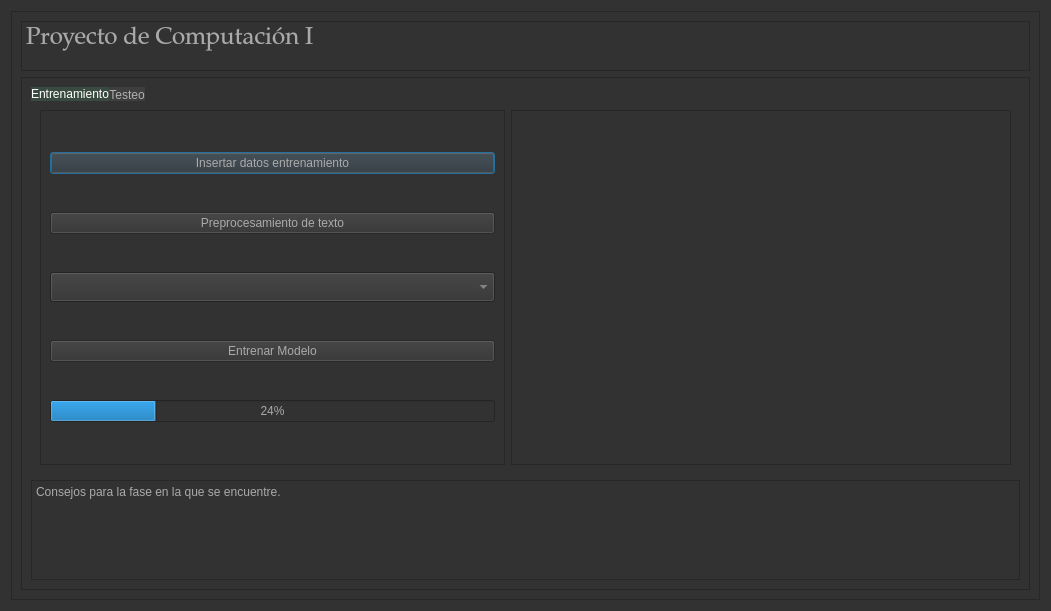
This is main.ui in clxudiajazmin/Clasificador-de-noticias as Qt 5 draws it before an edit. The edited form follows.
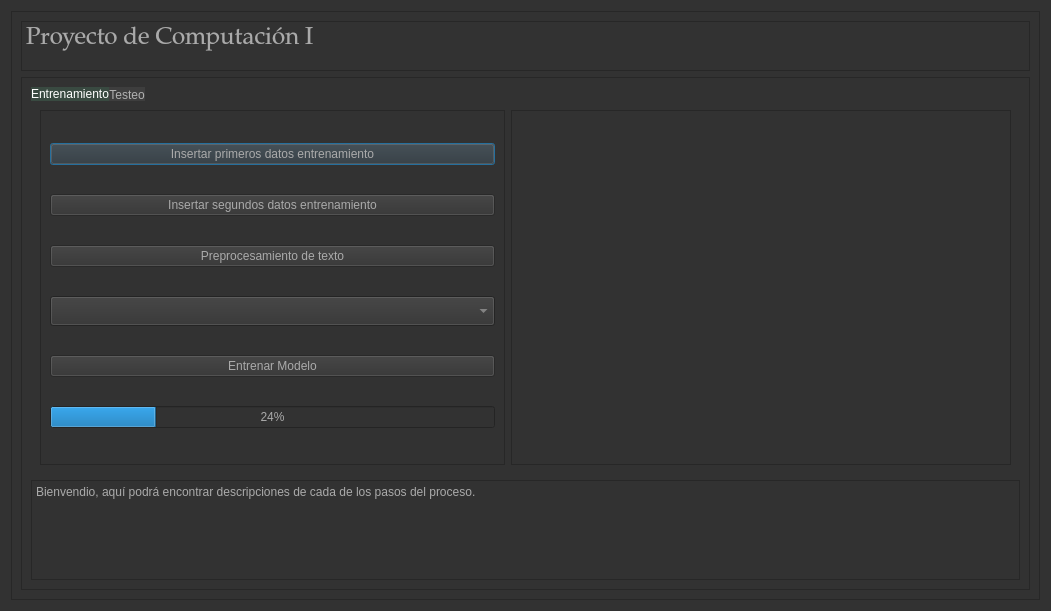
This is the edited form.

The edit to the form file:
```diff
--- a/main.ui
+++ b/main.ui
@@ -359,7 +359,17 @@
                 <item>
                  <widget class="QPushButton" name="trainingAddFilesBtn">
                   <property name="text">
-                   <string>Insertar datos entrenamiento</string>
+                   <string>Insertar primeros datos entrenamiento</string>
+                  </property>
+                 </widget>
+                </item>
+                <item>
+                 <widget class="QPushButton" name="trainingAddFilesBtn2">
+                  <property name="enabled">
+                   <bool>false</bool>
+                  </property>
+                  <property name="text">
+                   <string>Insertar segundos datos entrenamiento</string>
                   </property>
                  </widget>
                 </item>
@@ -512,7 +522,7 @@
             <bool>false</bool>
            </property>
            <property name="plainText">
-            <string notr="true">Consejos para la fase en la que se encuentre.
+            <string notr="true">Bienvendio, aquí podrá encontrar descripciones de cada de los pasos del proceso.
 </string>
            </property>
            <property name="centerOnScroll">
```
